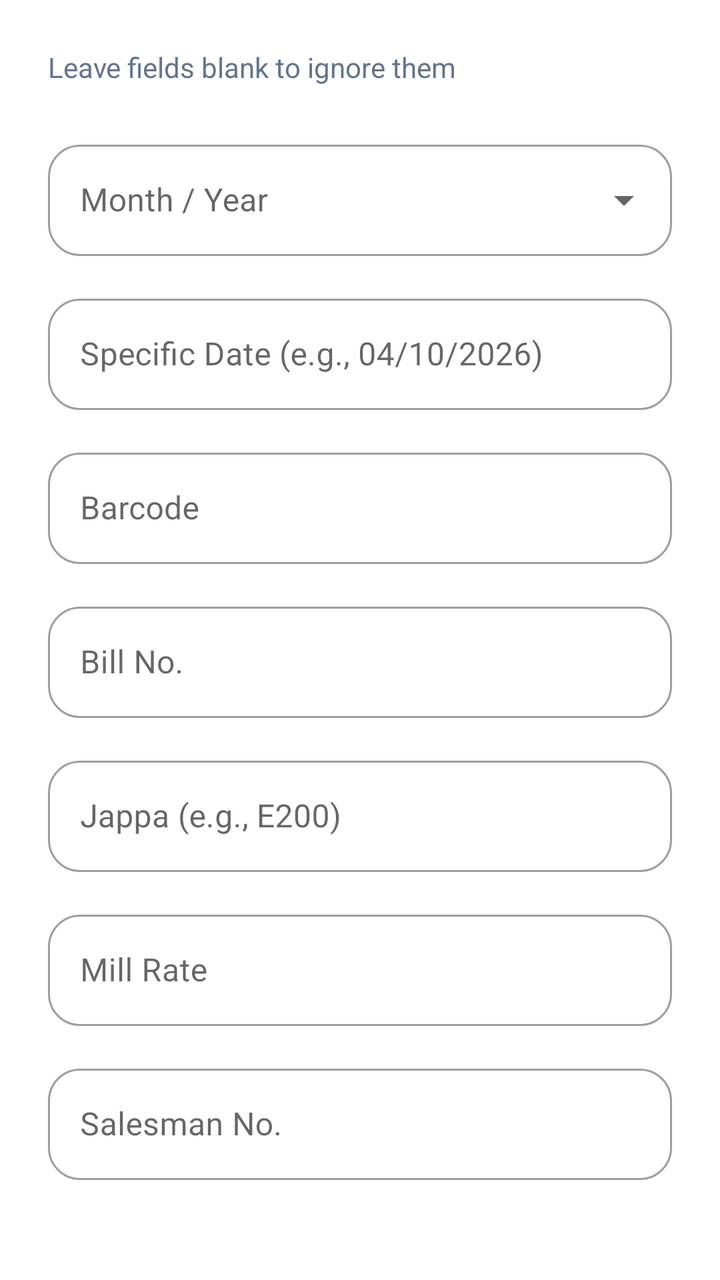
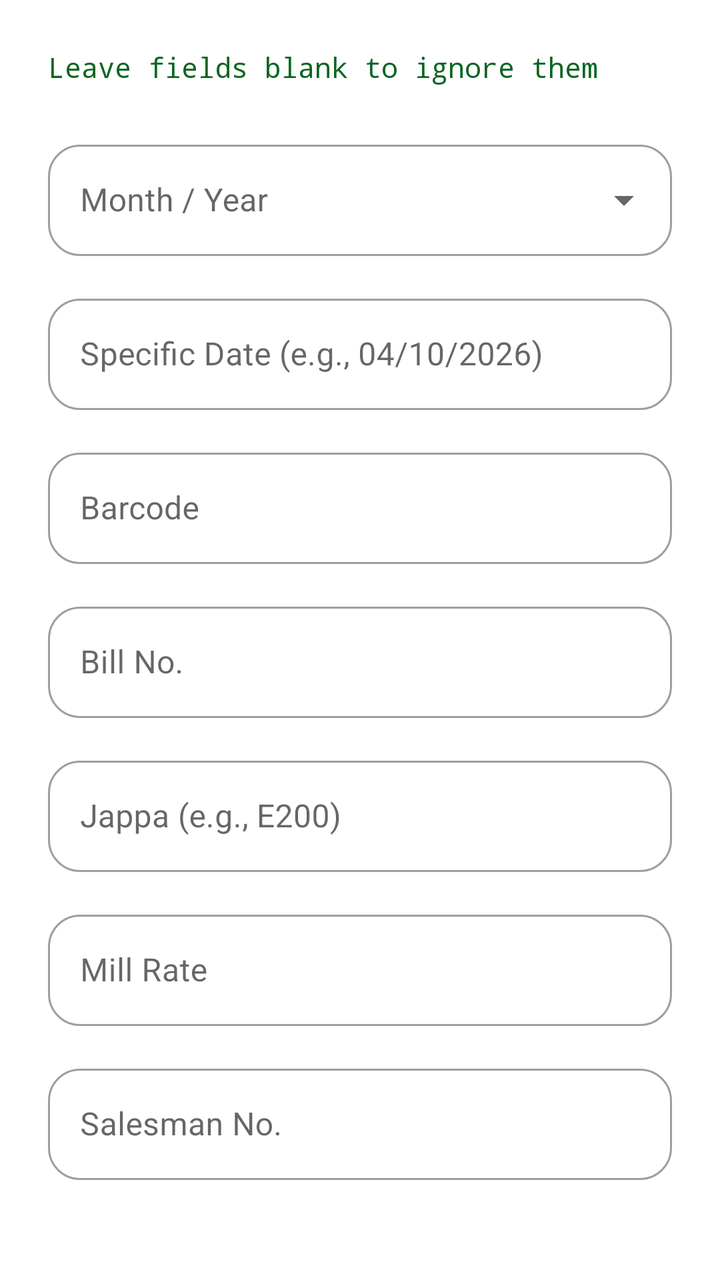

Screens rendered from an Android XML layout before and after an edit, with the pre-edit source and the edit as a unified diff.
<!-- AndroidManifest.xml: application theme Theme.MaterialComponents.Light.NoActionBar -->
<!-- res/layout/dialog_filter.xml -->
<?xml version="1.0" encoding="utf-8"?>
<ScrollView xmlns:android="http://schemas.android.com/apk/res/android"
    android:layout_width="match_parent"
    android:layout_height="match_parent">

    <LinearLayout
        android:layout_width="match_parent"
        android:layout_height="wrap_content"
        android:orientation="vertical"
        android:padding="24dp">

        <TextView
            android:layout_width="match_parent"
            android:layout_height="wrap_content"
            android:text="Leave fields blank to ignore them"
            android:textColor="@color/textSecondary"
            android:fontFamily="sans-serif"
            android:textSize="14sp"
            android:layout_marginBottom="24dp"/>

        <com.google.android.material.textfield.TextInputLayout
            style="@style/RoundedExposedDropdown"
            android:layout_width="match_parent"
            android:layout_height="wrap_content"
            android:layout_marginBottom="16dp"
            android:hint="Month / Year">

            <AutoCompleteTextView
                android:id="@+id/spinnerFilterMonth"
                android:layout_width="match_parent"
                android:layout_height="wrap_content"
                android:inputType="none"/>
        </com.google.android.material.textfield.TextInputLayout>

        <com.google.android.material.textfield.TextInputLayout
            style="@style/RoundedOutlinedBox"
            android:layout_width="match_parent"
            android:layout_height="wrap_content"
            android:layout_marginBottom="16dp"
            android:hint="Specific Date (e.g., 04/10/2026)">
            <com.google.android.material.textfield.TextInputEditText android:id="@+id/etFilterDate" android:layout_width="match_parent" android:layout_height="wrap_content" android:inputType="text"/>
        </com.google.android.material.textfield.TextInputLayout>

        <com.google.android.material.textfield.TextInputLayout
            style="@style/RoundedOutlinedBox"
            android:layout_width="match_parent"
            android:layout_height="wrap_content"
            android:layout_marginBottom="16dp"
            android:hint="Barcode">
            <com.google.android.material.textfield.TextInputEditText android:id="@+id/etFilterBarcode" android:layout_width="match_parent" android:layout_height="wrap_content" android:inputType="text"/>
        </com.google.android.material.textfield.TextInputLayout>

        <com.google.android.material.textfield.TextInputLayout
            style="@style/RoundedOutlinedBox"
            android:layout_width="match_parent"
            android:layout_height="wrap_content"
            android:layout_marginBottom="16dp"
            android:hint="Bill No.">
            <com.google.android.material.textfield.TextInputEditText android:id="@+id/etFilterBillNo" android:layout_width="match_parent" android:layout_height="wrap_content" android:inputType="number"/>
        </com.google.android.material.textfield.TextInputLayout>

        <com.google.android.material.textfield.TextInputLayout
            style="@style/RoundedOutlinedBox"
            android:layout_width="match_parent"
            android:layout_height="wrap_content"
            android:layout_marginBottom="16dp"
            android:hint="Jappa (e.g., E200)">
            <com.google.android.material.textfield.TextInputEditText android:id="@+id/etFilterJappa" android:layout_width="match_parent" android:layout_height="wrap_content" android:inputType="text"/>
        </com.google.android.material.textfield.TextInputLayout>

        <com.google.android.material.textfield.TextInputLayout
            style="@style/RoundedOutlinedBox"
            android:layout_width="match_parent"
            android:layout_height="wrap_content"
            android:layout_marginBottom="16dp"
            android:hint="Mill Rate">
            <com.google.android.material.textfield.TextInputEditText android:id="@+id/etFilterMillRate" android:layout_width="match_parent" android:layout_height="wrap_content" android:inputType="number"/>
        </com.google.android.material.textfield.TextInputLayout>

        <com.google.android.material.textfield.TextInputLayout
            style="@style/RoundedOutlinedBox"
            android:layout_width="match_parent"
            android:layout_height="wrap_content"
            android:layout_marginBottom="16dp"
            android:hint="Salesman No.">
            <com.google.android.material.textfield.TextInputEditText android:id="@+id/etFilterSalesman" android:layout_width="match_parent" android:layout_height="wrap_content" android:inputType="number"/>
        </com.google.android.material.textfield.TextInputLayout>

    </LinearLayout>
</ScrollView>
<!-- resources referenced by this layout -->
<resources>
  <color name="textSecondary">#64748B</color>
  <style name="RoundedExposedDropdown" parent="Widget.MaterialComponents.TextInputLayout.OutlinedBox.ExposedDropdownMenu">
          <item name="boxCornerRadiusTopStart">16dp</item>
          <item name="boxCornerRadiusTopEnd">16dp</item>
          <item name="boxCornerRadiusBottomStart">16dp</item>
          <item name="boxCornerRadiusBottomEnd">16dp</item>
      </style>
  <style name="RoundedOutlinedBox" parent="Widget.MaterialComponents.TextInputLayout.OutlinedBox">
          <item name="boxCornerRadiusTopStart">16dp</item>
          <item name="boxCornerRadiusTopEnd">16dp</item>
          <item name="boxCornerRadiusBottomStart">16dp</item>
          <item name="boxCornerRadiusBottomEnd">16dp</item>
      </style>
</resources>

<!-- the commit's change to res/layout/dialog_filter.xml (unified diff, before → after) -->
@@ -13,8 +13,8 @@
             android:layout_width="match_parent"
             android:layout_height="wrap_content"
             android:text="Leave fields blank to ignore them"
-            android:textColor="@color/textSecondary"
-            android:fontFamily="sans-serif"
+            android:textColor="#0B6623"
+            android:fontFamily="monospace"
             android:textSize="14sp"
             android:layout_marginBottom="24dp"/>
 
<!-- resource entries referenced after the edit -->
@@ -1,6 +1,5 @@
 <!-- resources referenced by this layout -->
 <resources>
-  <color name="textSecondary">#64748B</color>
   <style name="RoundedExposedDropdown" parent="Widget.MaterialComponents.TextInputLayout.OutlinedBox.ExposedDropdownMenu">
           <item name="boxCornerRadiusTopStart">16dp</item>
           <item name="boxCornerRadiusTopEnd">16dp</item>
